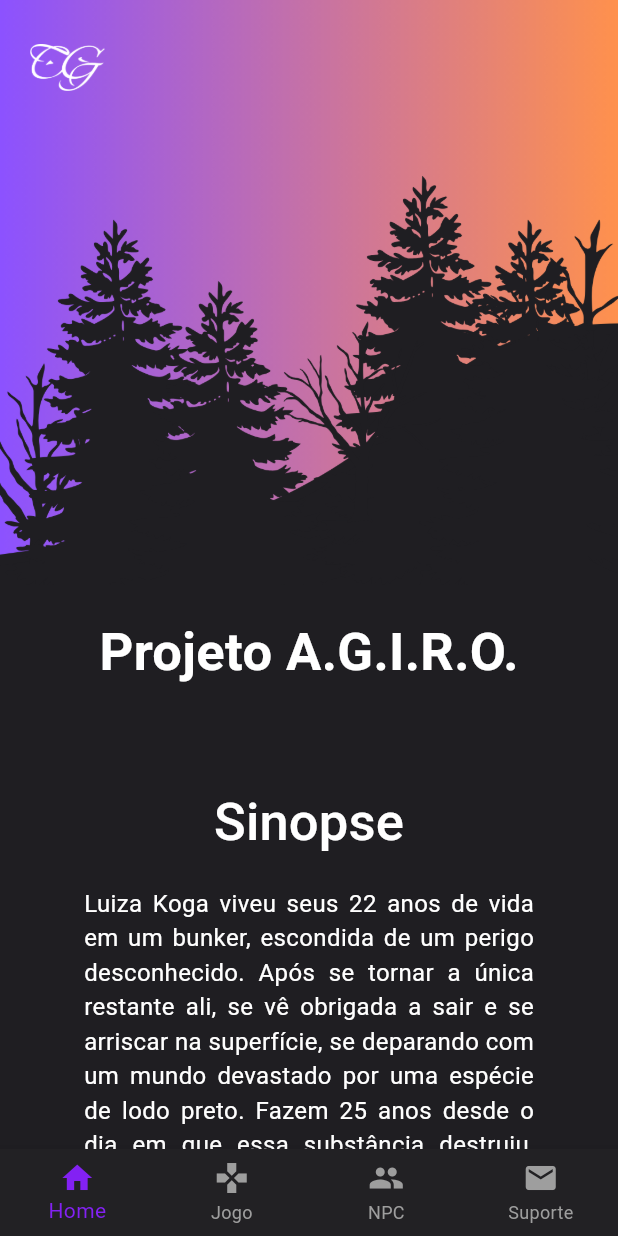
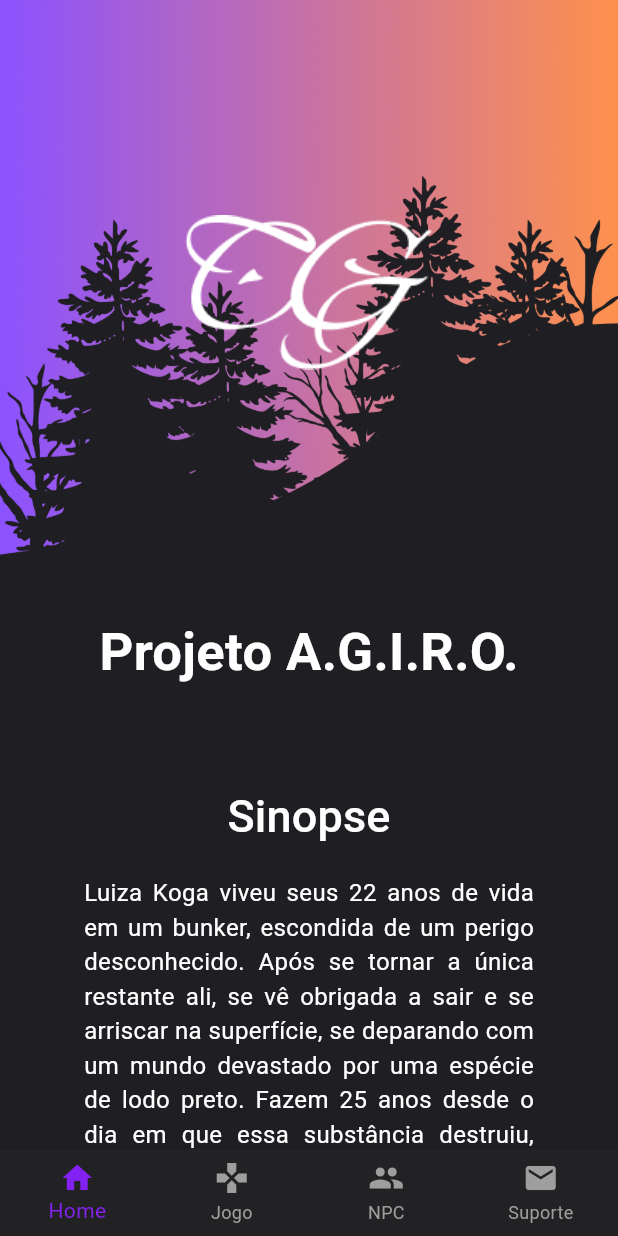
Before and after one commit to CogitarePath/CogitarePathMobile, a Flutter app: the screen it shows after launch, after a tap on "Sinopse", on a phone screen of 412 x 824 dp. Run offline on Flutter 3.47's test engine with Material 3 defaults, Android fonts, the phone set to English and light mode, and no system bars; our stand-ins replace carousel_slider, dots_indicator, loading_animation_widget.

Commit message:
Subindo alterações

```diff
--- a/lib/classes/botaoText.dart
+++ b/lib/classes/botaoText.dart
@@ -21,7 +21,7 @@ class _BotaotextState extends State<Botaotext> {
         backgroundColor: Color.fromARGB(255, 31, 30, 34),
         elevation: null,
       ),
-      child: Text(widget.text, style: TextStyle(fontSize: 35, color: Colors.white)),
+      child: Text(widget.text, style: TextStyle(fontSize: 30, color: Colors.white)),
     );
   }
 }
--- a/lib/paginas/home.dart
+++ b/lib/paginas/home.dart
@@ -1,3 +1,4 @@
+import 'package:agiroapp/classes/botaoText.dart';
 import 'package:flutter/material.dart';
 
 class Home extends StatelessWidget {
@@ -35,17 +36,10 @@ class _MyHomePageState extends State<MyHomePage> {
           children: [
             // ÍCONE CG FIXO NO CANTO SUPERIOR ESQUERDO E IMAGEM
             Stack(
+              alignment: AlignmentDirectional.center,
               children: <Widget>[
                 Image.asset("assets/HomeBackground2.png"),
-                Positioned(
-                  top: 20,
-                  left: 20,
-                  child: Image(
-                    width: 50,
-                    height: 50,
-                    image: AssetImage("assets/CG_Icon_White.png"),
-                  ),
-                ),
+                Image.asset("assets/CG_Icon_White.png"),
               ],
             ),
             Align(
@@ -73,35 +67,11 @@ class _MyHomePageState extends State<MyHomePage> {
                                 ),
                               ),
                               SizedBox(height: 35),
-                              TextButton(
-                                onPressed: () {
-                                  setState(() {
-                                    mostrarSinopse = !mostrarSinopse;
-                                  });
-                                },
-                                style: TextButton.styleFrom(
-                                  foregroundColor: Color.fromARGB(
-                                    255,
-                                    31,
-                                    30,
-                                    34,
-                                  ),
-                                  backgroundColor: Color.fromARGB(
-                                    255,
-                                    31,
-                                    30,
-                                    34,
-                                  ),
-                                  elevation: null,
-                                ),
-                                child: Text(
-                                  "Sinopse",
-                                  style: TextStyle(
-                                    fontSize: 35,
-                                    color: Colors.white,
-                                  ),
-                                ),
-                              ),
+                              Botaotext(text: "Sinopse", func: () {
+                                setState(() {
+                                   mostrarSinopse = !mostrarSinopse;
+                                });
+                              },),
                               AnimatedSwitcher(
                                 duration: Duration(milliseconds: 500),
                                 child: mostrarSinopse
--- a/lib/paginas/jogo.dart
+++ b/lib/paginas/jogo.dart
@@ -45,23 +45,29 @@ class _MyHomePageState extends State<MyHomePage> {
             Column(
               children: <Widget>[
                 Stack(
+                  alignment: AlignmentDirectional.center,
                   children: <Widget>[
                     Image.asset("assets/JogoBackground2.png"),
-                    Align(
-                      alignment: Alignment.center,
-                      child: Center(
-                        child: Text(
+                    Text(
                       style: TextStyle(
-                            fontSize: 25,
+                        fontSize: 35,
                         fontWeight: FontWeight.bold,
                         color: Colors.white,
                       ),
                       "JOGO",
                     ),
+                    Positioned(
+                      top: 20,
+                      left: 20,
+                      child: Image(
+                        width: 50,
+                        height: 50,
+                        image: AssetImage("assets/CG_Icon_White.png"),
                       ),
                     ),
                   ],
                 ),
+                SizedBox(height: 50),
                 Padding(
                   padding: const EdgeInsets.all(20.0),
                   child: SizedBox(
--- a/lib/paginas/npc.dart
+++ b/lib/paginas/npc.dart
@@ -1,3 +1,4 @@
+import 'package:agiroapp/classes/botaoText.dart';
 import 'package:agiroapp/classes/classes.dart';
 import 'package:flutter/material.dart';
 import 'package:carousel_slider/carousel_slider.dart';
@@ -29,6 +30,9 @@ class NPCPage extends StatefulWidget {
 class _NPCPageState extends State<NPCPage> {
   int currentIndex = 0;
 
+  bool showPerson = false;
+  bool showCreatures = false;
+
   @override
   Widget build(BuildContext context) {
     return Scaffold(
@@ -36,7 +40,30 @@ class _NPCPageState extends State<NPCPage> {
       body: SingleChildScrollView(
         child: Column(
           children: [
+            Stack(
+              alignment: AlignmentDirectional.center,
+              children: <Widget>[
                 Image.asset("assets/PersonagensBackground2.png"),
+                Text(
+                  style: TextStyle(
+                    fontSize: 35,
+                    fontWeight: FontWeight.bold,
+                    color: Colors.white,
+                  ),
+                  "PERSONAGENS",
+                ),
+                Positioned(
+                  top: 20,
+                  left: 20,
+                  child: Image(
+                    width: 50,
+                    height: 50,
+                    image: AssetImage("assets/CG_Icon_White.png"),
+                  ),
+                ),
+              ],
+            ),
+            SizedBox(height: 50),
             Padding(
               padding: const EdgeInsets.all(20.0),
               child: Column(
@@ -45,66 +72,22 @@ class _NPCPageState extends State<NPCPage> {
                   Column(
                     spacing: 10,
                     children: [
-                      Column(
+                      Botaotext(
+                        text: "Personagens",
+                        func: () {
+                          setState(() {
+                            showPerson = !showPerson;
+                          });
+                        },
+                      ),
+                      AnimatedSwitcher(
+                        duration: Duration(milliseconds: 500),
+                        child: showPerson
+                            ? Column(
                                 children: [
-                          Text(
-                            style: TextStyle(
-                              fontSize: 25,
-                              fontWeight: FontWeight.bold,
-                              color: Colors.white,
-                            ),
-                            "JOGO",
-                          ),
-                        ],
-                      ),
-                      Column(
-                        spacing: 2,
-                        children: [
-                          Text(
-                            style: TextStyle(
-                              fontSize: 25,
-                              fontWeight: FontWeight.bold,
-                              color: Colors.white,
-                            ),
-                            "Jogabilidade",
-                          ),
-                          Text(
-                            textAlign: TextAlign.justify,
-                            style: TextStyle(
-                              fontSize: 16,
-                              color: Colors.white,
-                            ),
-                            " "
-                            "LOREIMPSUMLOREIMPSUMLOREIMPSUMLOREIMPSUMLOREIMPSUMLOREIMPSUMLOREIMPSUMLOREIMPSUMLOREIMPSUMLOREIMPSUMLOREIMPSUMLOREIMPSUMLOREIMPSUMLOREIMPSUMLOREIMPSUMLOREIMPSUM.",
-                          ),
-                          Text(
-                            style: TextStyle(
-                              fontSize: 25,
-                              fontWeight: FontWeight.bold,
-                              color: Colors.white,
-                            ),
-                            "Itens",
-                          ),
-                          Text(
-                            textAlign: TextAlign.justify,
-                            style: TextStyle(
-                              fontSize: 16,
-                              color: Colors.white,
-                            ),
-                            " "
-                            "LOREIMPSUMLOREIMPSUMLOREIMPSUMLOREIMPSUMLOREIMPSUMLOREIMPSUMLOREIMPSUMLOREIMPSUMLOREIMPSUMLOREIMPSUMLOREIMPSUMLOREIMPSUMLOREIMPSUMLOREIMPSUMLOREIMPSUMLOREIMPSUM.",
-                          ),
-                          Text(
-                            style: TextStyle(
-                              fontSize: 25,
-                              fontWeight: FontWeight.bold,
-                              color: Colors.white,
-                            ),
-                            "Áreas",
-                          ),
                                   CarouselSlider(
                                     options: CarouselOptions(
-                              viewportFraction: 0.6,
+                                      viewportFraction: 1,
                                       enlargeCenterPage: true,
                                       enableInfiniteScroll: true,
                                       autoPlay: true,
@@ -168,6 +151,90 @@ class _NPCPageState extends State<NPCPage> {
                                     position: currentIndex.toDouble(),
                                   ),
                                 ],
+                              )
+                            : SizedBox(height: 50),
+                      ),
+                      Botaotext(
+                        text: "Criaturas",
+                        func: () {
+                          setState(() {
+                            showCreatures = !showCreatures;
+                          });
+                        },
+                      ),
+                      AnimatedSwitcher(
+                        duration: Duration(milliseconds: 500),
+                        child: showCreatures
+                            ? Column(
+                                children: [
+                                  CarouselSlider(
+                                    options: CarouselOptions(
+                                      viewportFraction: 1,
+                                      enlargeCenterPage: true,
+                                      enableInfiniteScroll: true,
+                                      autoPlay: true,
+                                      onPageChanged: (index, reason) {
+                                        setState(() {
+                                          currentIndex = index;
+                                        });
+                                      },
+                                    ),
+                                    items: areas
+                                        .map(
+                                          (item) => Container(
+                                            height: 800,
+                                            width: 800,
+                                            decoration: BoxDecoration(
+                                              border: BoxBorder.all(
+                                                color: Colors.red,
+                                              ),
+                                            ),
+                                            margin: EdgeInsets.all(8.0),
+                                            child: Column(
+                                              children: [
+                                                Row(
+                                                  children: [
+                                                    Image.asset(
+                                                      width: 100,
+                                                      height: 100,
+                                                      scale: 2,
+                                                      item.imagem,
+                                                    ),
+                                                    SizedBox(
+                                                      width: 60,
+                                                      height: 100,
+                                                      child: Text(
+                                                        textAlign:
+                                                            TextAlign.justify,
+                                                        item.conteudo,
+                                                        style: TextStyle(
+                                                          fontSize: 10,
+                                                          color: Colors.white,
+                                                        ),
+                                                      ),
+                                                    ),
+                                                  ],
+                                                ),
+                                                Text(
+                                                  item.nome,
+                                                  textAlign: TextAlign.start,
+                                                  style: TextStyle(
+                                                    color: Colors.white,
+                                                  ),
+                                                ),
+                                              ],
+                                            ),
+                                          ),
+                                        )
+                                        .toList(),
+                                  ),
+                                  DotsIndicator(
+                                    dotsCount: areas.length,
+                                    position: currentIndex.toDouble(),
+                                  ),
+                                ],
+                              )
+                            : SizedBox(height: 50),
                       ),
                     ],
                   ),
--- a/lib/paginas/suporte.dart
+++ b/lib/paginas/suporte.dart
@@ -37,7 +37,29 @@ class _MyHomePageState extends State<MyHomePage> {
       body: SingleChildScrollView(
         child: Column(
           children: [
-            Image.asset("assets/SuporteBackground.png"),
+            Stack(
+              alignment: AlignmentDirectional.center,
+              children: <Widget>[
+                Image.asset("assets/SuporteBackground.png"),
+                Text(
+                  style: TextStyle(
+                    fontSize: 35,
+                    fontWeight: FontWeight.bold,
+                    color: Colors.white,
+                  ),
+                  "SUPORTE",
+                ),
+                Positioned(
+                  top: 20,
+                  left: 20,
+                  child: Image(
+                    width: 50,
+                    height: 50,
+                    image: AssetImage("assets/CG_Icon_White.png"),
+                  ),
+                ),
+              ],
+            ),
             Align(
               alignment: Alignment.center,
               child: Column(
```
Lines whose indentation alone changed are shown as unchanged.
